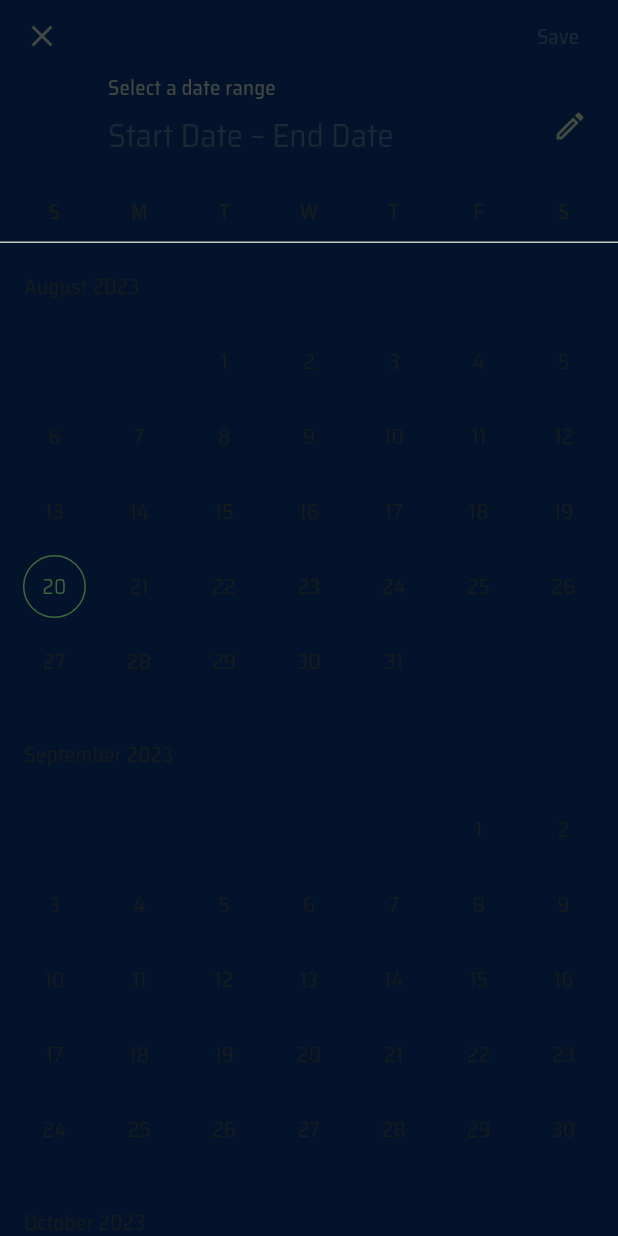
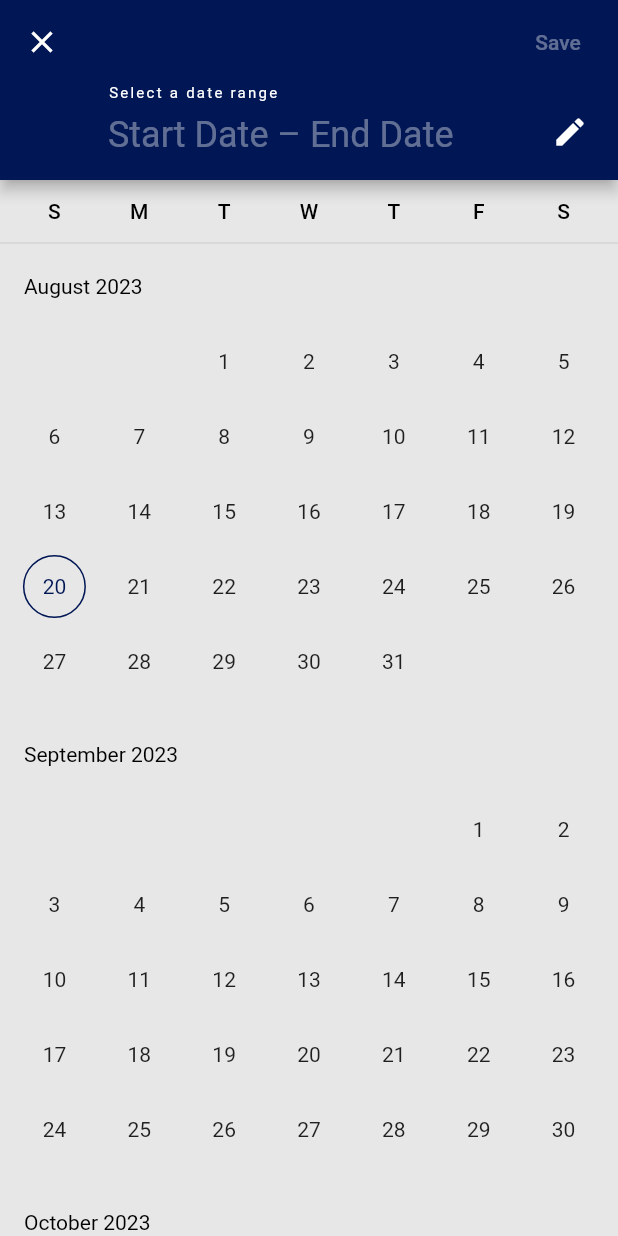
Before and after one commit to Astrohub0/undefined_astrohub, a Flutter app: the Home screen opened directly, after a tap on the "calendar today" icon, on a phone screen of 412 x 824 dp. Run offline on Flutter 3.47's test engine with Material 2 defaults, Android fonts, the phone set to English and light mode, and no system bars; drawn by our look-alikes of glassmorphism; our stand-ins replace cloud_firestore, firebase_core, flutter_spinkit, flutter_svg, getwidget, syncfusion_flutter_sliders; accounts and stored records are empty; network calls fail.

Commit message:
minor changes

```diff
--- a/lib/main.dart
+++ b/lib/main.dart
@@ -31,6 +31,9 @@ class MyApp extends StatelessWidget {
         ),
         appBarTheme: const AppBarTheme(
           color: Colors.transparent,
+        ),
+        textTheme: TextTheme(
+          bodyText1: TextStyle(color: Colors.white),
         ),
         fontFamily: 'SairaSemiCondensed',
         colorScheme: ColorScheme.fromSeed(
--- a/lib/screens/service_details.dart
+++ b/lib/screens/service_details.dart
@@ -79,7 +79,7 @@ class _ServiceDetailsState extends State<ServiceDetails> {
                         Image.asset('assets/images/businessImg.png', width: 90),
                         Spacer(),
                         Text(
-                            'Zero-gravity with\n attachable belts \n 25kg luggage \n7kg cabin baggage',
+                            'Fixed according to earth gravity.\n (1.0G) 35kg luggage \n 10kg cabin baggage',
                             style: TextStyle(
                               color: Colors.white,
                               fontSize: 14,
--- a/lib/widgets/features/departure_date.dart
+++ b/lib/widgets/features/departure_date.dart
@@ -31,6 +31,21 @@ class DepartureDatePickState extends State<DepartureDatePick> {
       fieldEndHintText: 'End date',
       fieldStartLabelText: 'Start Date',
       fieldEndLabelText: 'End Date',
+      builder:  (context, child) {
+        return Theme(
+          data: ThemeData.light().copyWith(
+            colorScheme: ColorScheme.light(
+              primary: Color.fromARGB(255, 1, 22, 84),
+              onPrimary: Colors.white,
+              surface: const Color.fromARGB(255, 231, 231, 231)
+
+            ),
+            dialogBackgroundColor: AppColors.primarySolid01,
+          ),
+          child: child!,
+        );
+
+      },
     );
 
     if (picked != null) {
--- a/lib/widgets/features/traveller_details_card.dart
+++ b/lib/widgets/features/traveller_details_card.dart
@@ -26,6 +26,8 @@ class TravellerDetailsCard extends StatefulWidget {
 }
 
 class _TravellerDetailsCardState extends State<TravellerDetailsCard> {
+   String LastName = '';
+    String FirstName = '';
   bool validatePassengerDetails() {
     for (var passenger in widget.passengers) {
       if (passenger.firstName == "" || passenger.lastName == "") {
```
Also changed, not shown: lib/screens/flight_details.dart (+5 -9 lines), lib/widgets/global/common_tabbar.dart (+21 -3 lines), assets/images/tropical.png (added).
